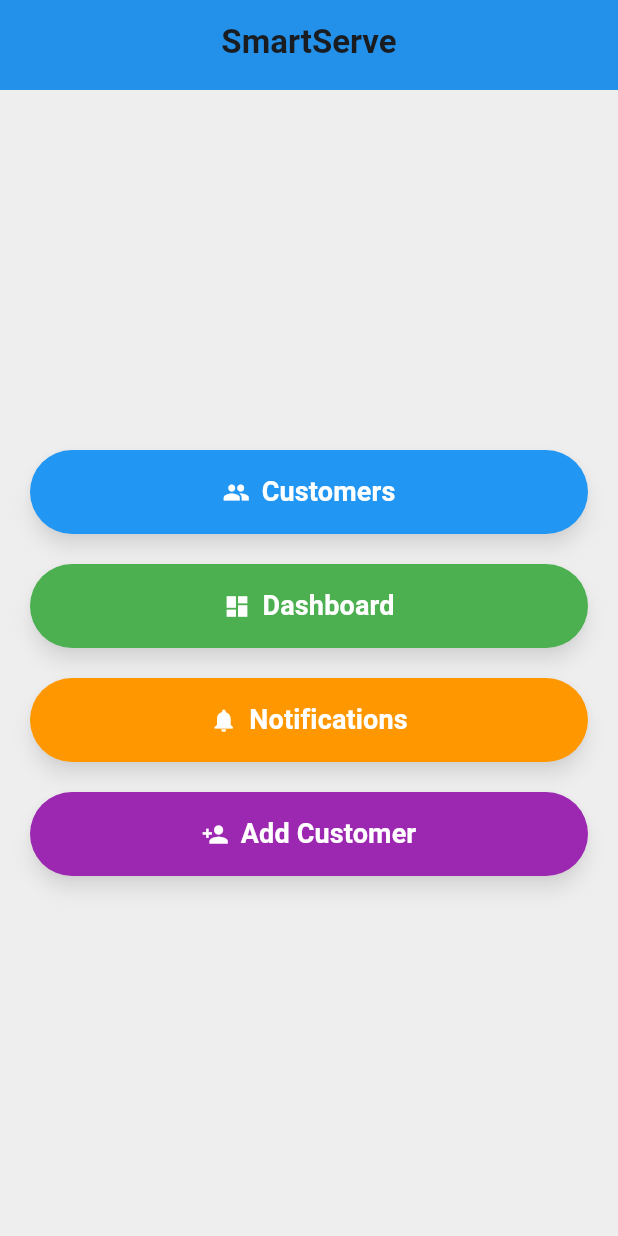
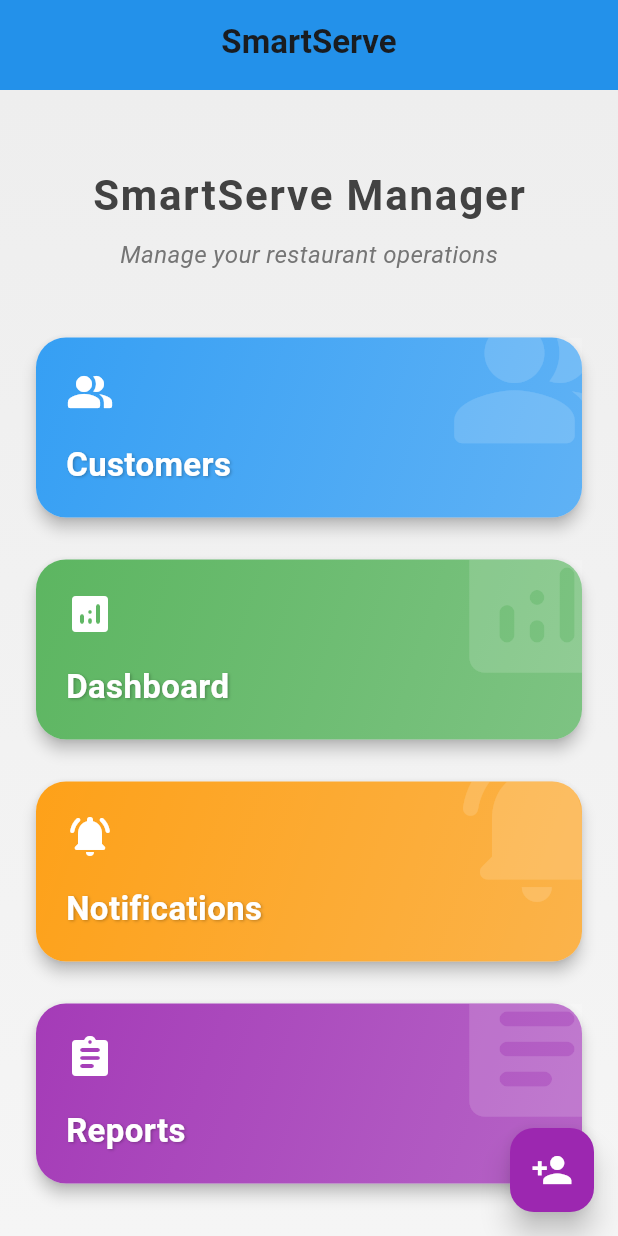
Before and after one commit to chaitanyaj2121/SevaSamruddhiApp, a Flutter app: the HomeScreen screen opened directly, on a phone screen of 412 x 824 dp. Run offline on Flutter 3.47's test engine with Material 3 defaults, Android fonts, the phone set to English and light mode, and no system bars; our stand-ins replace firebase_core, image_picker; accounts and stored records are empty.

Commit message:
improved the UI for the fronted

```diff
--- a/lib/home_screen.dart
+++ b/lib/home_screen.dart
@@ -30,129 +30,214 @@ class HomeScreen extends StatelessWidget {
   Widget build(BuildContext context) {
     return Scaffold(
       appBar: SmartServeHeader(),
-      body: Center(
+      body: Container(
+        decoration: BoxDecoration(
+          gradient: LinearGradient(
+            begin: Alignment.topCenter,
+            end: Alignment.bottomCenter,
+            colors: [Colors.grey[200]!, Colors.grey[100]!],
+          ),
+        ),
         child: Padding(
-          padding: const EdgeInsets.symmetric(horizontal: 20.0),
+          padding: const EdgeInsets.all(20.0),
           child: Column(
-            mainAxisAlignment: MainAxisAlignment.center,
             children: [
-              _buildButton(
-                context,
-                'Customers',
-                Icons.people,
-                Colors.blue,
-                fetchCustomers,
-              ),
-              const SizedBox(height: 20),
-              _buildButton(
-                context,
-                'Dashboard', // ✅ Navigates to Dashboard
-                Icons.dashboard,
-                Colors.green,
-                null,
-                navigateToDashboard: true,
-              ),
-              const SizedBox(height: 20),
-              _buildButton(
-                context,
-                'Notifications',
-                Icons.notifications,
-                Colors.orange,
-                null,
-              ),
-              const SizedBox(height: 20),
-              _buildButton(
-                context,
-                'Add Customer',
-                Icons.person_add,
-                Colors.purple,
-                null,
-                isAddCustomer: true,
+              const SizedBox(height: 30),
+              _buildHeader(),
+              const SizedBox(height: 40),
+              Expanded(
+                child: ListView.separated(
+                  shrinkWrap: true,
+                  physics: const BouncingScrollPhysics(),
+                  itemCount: 4,
+                  separatorBuilder:
+                      (context, index) => const SizedBox(height: 20),
+                  itemBuilder: (context, index) {
+                    return _buildFeatureCard(context, index, fetchCustomers);
+                  },
+                ),
               ),
             ],
           ),
         ),
       ),
-      backgroundColor: Colors.grey[200],
+      floatingActionButton: FloatingActionButton(
+        onPressed: () {
+          Navigator.push(
+            context,
+            MaterialPageRoute(builder: (context) => AddCustomerScreen()),
+          );
+        },
+        backgroundColor: Colors.purple,
+        elevation: 8,
+        child: const Icon(Icons.person_add, color: Colors.white, size: 28),
+      ),
     );
   }
 
-  Widget _buildButton(
+  Widget _buildHeader() {
+    return Column(
+      children: [
+        Text(
+          'SmartServe Manager',
+          style: TextStyle(
+            fontSize: 28,
+            fontWeight: FontWeight.bold,
+            color: Colors.grey[800],
+            letterSpacing: 1.2,
+          ),
+        ),
+        const SizedBox(height: 8),
+        Text(
+          'Manage your restaurant operations',
+          style: TextStyle(
+            fontSize: 16,
+            color: Colors.grey[600],
+            fontStyle: FontStyle.italic,
+          ),
+        ),
+      ],
+    );
+  }
+
+  Widget _buildFeatureCard(
     BuildContext context,
-    String text,
-    IconData icon,
-    Color color,
-    Future<List<dynamic>> Function()? fetchFunction, {
-    bool isAddCustomer = false,
-    bool navigateToDashboard = false, // ✅ New flag for dashboard
-  }) {
-    return SizedBox(
-      width: double.infinity,
-      child: ElevatedButton.icon(
-        style: ElevatedButton.styleFrom(
-          padding: const EdgeInsets.symmetric(vertical: 15),
-          shape: RoundedRectangleBorder(
-            borderRadius: BorderRadius.circular(30),
+    int index,
+    Future<List<dynamic>> Function() fetchCustomers,
+  ) {
+    final features = [
+      {
+        'title': 'Customers',
+        'icon': Icons.people_alt_rounded,
+        'color': Colors.blue,
+        'action': fetchCustomers,
+      },
+      {
+        'title': 'Dashboard',
+        'icon': Icons.analytics_rounded,
+        'color': Colors.green,
+        'action': null,
+      },
+      {
+        'title': 'Notifications',
+        'icon': Icons.notifications_active_rounded,
+        'color': Colors.orange,
+        'action': null,
+      },
+      {
+        'title': 'Reports',
+        'icon': Icons.assignment_rounded,
+        'color': Colors.purple,
+        'action': null,
+      },
+    ];
+    final feature = features[index];
+
+    return Card(
+      elevation: 4,
+      shape: RoundedRectangleBorder(borderRadius: BorderRadius.circular(20)),
+      child: InkWell(
+        borderRadius: BorderRadius.circular(20),
+        onTap: () => _handleFeatureTap(context, feature),
+        child: Container(
+          height: 120,
+          decoration: BoxDecoration(
+            borderRadius: BorderRadius.circular(20),
+            gradient: LinearGradient(
+              begin: Alignment.topLeft,
+              end: Alignment.bottomRight,
+              colors: [
+                (feature['color'] as Color).withOpacity(0.9),
+                (feature['color'] as Color).withOpacity(0.7),
+              ],
+            ),
           ),
-          backgroundColor: color,
-          elevation: 5,
-          shadowColor: Colors.black45,
-        ),
-        onPressed: () async {
-          if (isAddCustomer) {
-            Navigator.push(
-              context,
-              MaterialPageRoute(builder: (context) => AddCustomerScreen()),
-            );
-          } else if (navigateToDashboard) {
-            // ✅ Navigate to DashboardScreen
-            Navigator.push(
-              context,
-              MaterialPageRoute(builder: (context) => DashboardScreen()),
-            );
-          } else if (text == 'Notifications') {
-            // ✅ Navigate to NotificationsScreen
-            Navigator.push(
-              context,
-              MaterialPageRoute(
-                builder: (context) => const NotificationsScreen(),
+          child: Stack(
+            children: [
+              Positioned(
+                right: -30,
+                top: -30,
+                child: Icon(
+                  feature['icon'] as IconData,
+                  size: 120,
+                  color: Colors.white.withOpacity(0.15),
+                ),
               ),
-            );
-          } else if (fetchFunction != null) {
-            try {
-              List<dynamic> customers = await fetchFunction();
-              Navigator.push(
-                context,
-                MaterialPageRoute(
-                  builder:
-                      (context) => CustomerListScreen(customers: customers),
+              Padding(
+                padding: const EdgeInsets.all(20.0),
+                child: Column(
+                  crossAxisAlignment: CrossAxisAlignment.start,
+                  children: [
+                    Icon(
+                      feature['icon'] as IconData,
+                      size: 32,
+                      color: Colors.white,
+                    ),
+                    const Spacer(),
+                    Text(
+                      feature['title'] as String,
+                      style: const TextStyle(
+                        fontSize: 22,
+                        fontWeight: FontWeight.bold,
+                        color: Colors.white,
+                        shadows: [
+                          Shadow(
+                            blurRadius: 2,
+                            color: Colors.black26,
+                            offset: Offset(1, 1),
+                          ),
+                        ],
+                      ),
+                    ),
+                  ],
                 ),
-              );
-            } catch (e) {
-              ScaffoldMessenger.of(context).showSnackBar(
-                SnackBar(content: Text('Error fetching customers: $e')),
-              );
-            }
-          } else {
-            ScaffoldMessenger.of(context).showSnackBar(
-              SnackBar(
-                content: Text('$text Button Pressed'),
-                backgroundColor: color,
-                behavior: SnackBarBehavior.floating,
               ),
-            );
-          }
-        },
-        icon: Icon(icon, color: Colors.white),
-        label: Text(
-          text,
-          style: const TextStyle(
-            fontSize: 18,
-            fontWeight: FontWeight.bold,
-            color: Colors.white,
+            ],
           ),
         ),
       ),
     );
   }
+
+  void _handleFeatureTap(BuildContext context, Map<String, dynamic> feature) {
+    if (feature['title'] == 'Dashboard') {
+      Navigator.push(
+        context,
+        MaterialPageRoute(builder: (context) => DashboardScreen()),
+      );
+    } else if (feature['title'] == 'Notifications') {
+      Navigator.push(
+        context,
+        MaterialPageRoute(builder: (context) => const NotificationsScreen()),
+      );
+    } else if (feature['action'] != null) {
+      _handleFetchAction(
+        context,
+        feature['action'] as Future<List<dynamic>> Function(),
+      );
+    }
+  }
+
+  void _handleFetchAction(
+    BuildContext context,
+    Future<List<dynamic>> Function() fetchFunction,
+  ) async {
+    try {
+      final customers = await fetchFunction();
+      Navigator.push(
+        context,
+        MaterialPageRoute(
+          builder: (context) => CustomerListScreen(customers: customers),
+        ),
+      );
+    } catch (e) {
+      ScaffoldMessenger.of(context).showSnackBar(
+        SnackBar(
+          content: Text('Error: ${e.toString()}'),
+          backgroundColor: Colors.red,
+          behavior: SnackBarBehavior.floating,
+        ),
+      );
+    }
+  }
 }
```
Also changed, not shown: lib/customer_list_screen.dart (+35 -35 lines).
